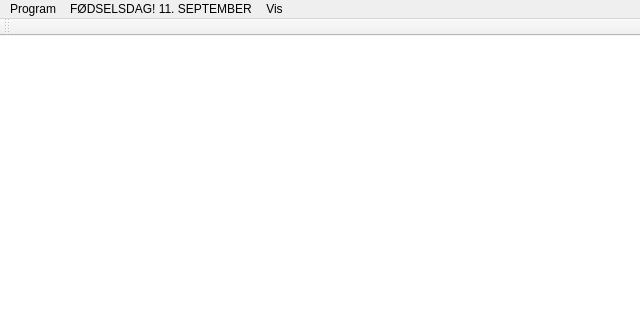
This is mainwindow.ui in froksen/opencltoolsv2 as Qt 5 draws it before an edit; both pictures show x 0 to 640 and y 0 to 320 of the 640 by 480 pixel window. The edited form follows.
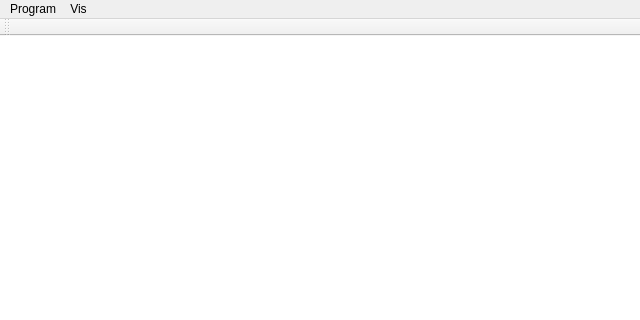
This is the edited form. Icons and pictures are not drawn.

Commit message: Fjernet fødselsdags menupunkt

```diff
--- a/mainwindow.ui
+++ b/mainwindow.ui
@@ -98,12 +98,6 @@
     <addaction name="actionOm"/>
     <addaction name="actionAfslut"/>
    </widget>
-   <widget class="QMenu" name="menuF_DSELSDAG_11_SEPTEMBER">
-    <property name="title">
-     <string>FØDSELSDAG! 11. SEPTEMBER</string>
-    </property>
-    <addaction name="actionH_r_sangen"/>
-   </widget>
    <widget class="QMenu" name="menuVis">
     <property name="title">
      <string>Vis</string>
@@ -111,7 +105,6 @@
     <addaction name="actionFuldsk_rm_Vindue"/>
    </widget>
    <addaction name="menuProgram"/>
-   <addaction name="menuF_DSELSDAG_11_SEPTEMBER"/>
    <addaction name="menuVis"/>
   </widget>
   <widget class="QToolBar" name="mainToolBar">
```
Left out of the diff: 5 changed lines with no effect on the pictures. The commit also changes 2 other files.
